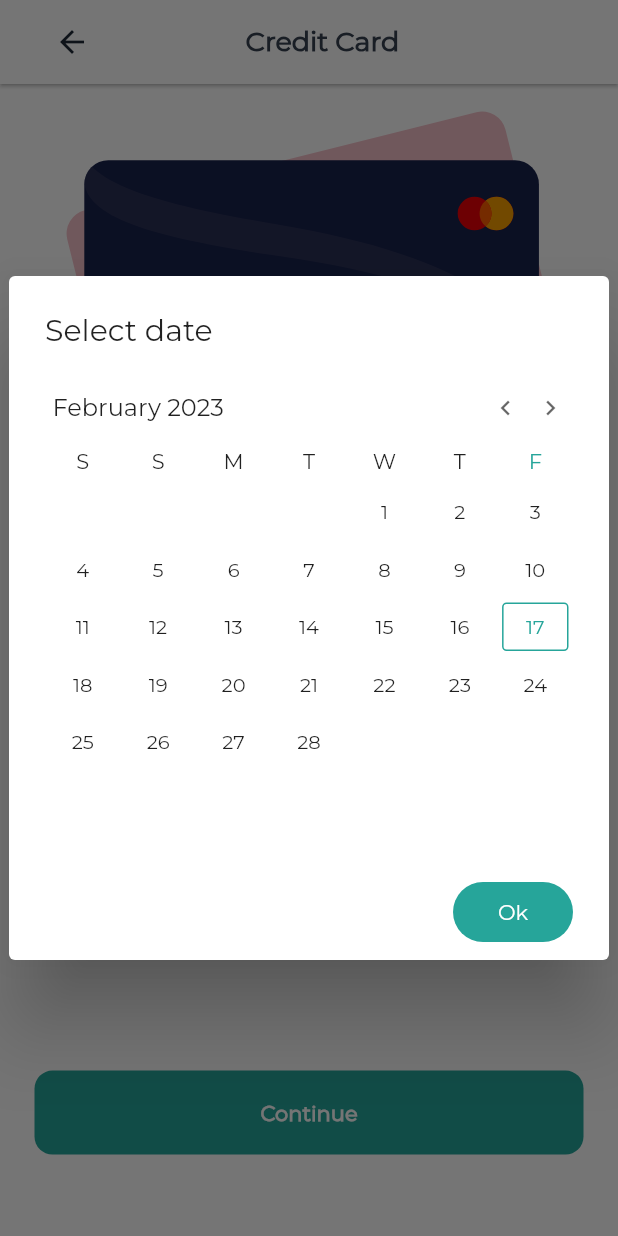
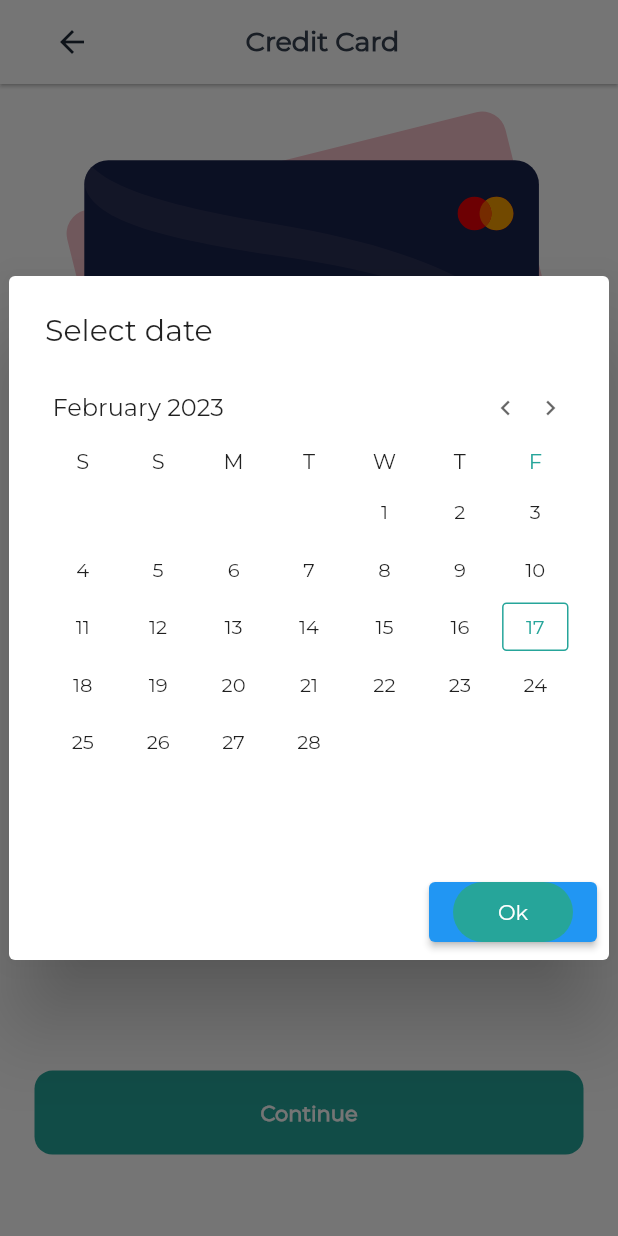
Before and after one commit to sadia229/Triptea-App, a Flutter app: the CreditCardPage screen opened directly, after a tap on "Expried date", on a phone screen of 412 x 824 dp. Run offline on Flutter 3.47's test engine with Material 2 defaults, Android fonts, the phone set to English and light mode, and no system bars; drawn by our look-alikes of syncfusion_flutter_datepicker; our stand-ins replace bloc, dotted_line, easy_localization, flutter_bloc, flutter_svg, hive and 6 more; missing offline and left inert: text_divider; accounts and stored records are empty; project files that could hold a hidden picture were left out.

Commit message:
new branch

```diff
--- a/lib/Presentation/Pages/Payment/creditcard_page.dart
+++ b/lib/Presentation/Pages/Payment/creditcard_page.dart
@@ -150,7 +150,7 @@ class _CreditCardPageState extends State<CreditCardPage> {
   }
 
   void showDatedialog() {
-    Widget okButton = FlatButton(
+    Widget okButton = ElevatedButton(
       child: Container(
         width: 80,
         height: 40,
--- a/lib/Presentation/Pages/Profile/profile_page.dart
+++ b/lib/Presentation/Pages/Profile/profile_page.dart
@@ -278,7 +278,7 @@ class _ProfilePageState extends State<ProfilePage> {
   }
 
   void showDatedialog() {
-    Widget okButton = FlatButton(
+    Widget okButton = ElevatedButton(
       child: Container(
         width: 80,
         height: 40,
```
Also changed, not shown: pubspec.yaml (+32 -32 lines), pubspec.lock, 1 other file.
